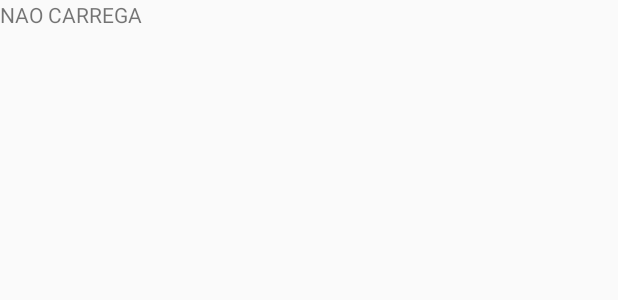
After one commit to Badajaz/ActivityGO, an Android app: the layout fragment_run_estatistics.xml on its own in the app's theme, with its tools: preview values and no code run, on a phone screen of 412 x 824 dp. The commit adds this screen. Shown: the top 300 px of the screen. Run offline under Robolectric (Android 15) with nearby library versions, the phone set to English and light mode, and no system bars.

Commit message:
tentativa de resolução do problema de nao carregar a pagina
ele passa a mensagem se verificarem pelo toast que está na RunEstatisticsFragment.O problema é quando ele faz setText não está a conseguir fazer não sei pq.A unica maneira que estou a ver seria fazer na própria página

```diff
--- a/androidProjects - copia/app/src/main/java/com/example/android/activitygo/MenuPrincipal.java
+++ b/androidProjects - copia/app/src/main/java/com/example/android/activitygo/MenuPrincipal.java
@@ -53,6 +53,7 @@ public class MenuPrincipal extends AppCompatActivity {
                             ftra.replace(R.id.fragment_container,  SelectedFragment);
                             ftra.commit();
                             break;
+
                     }
                     FragmentManager fm = getFragmentManager();
                     FragmentTransaction ft = fm.beginTransaction();
--- a/androidProjects - copia/app/src/main/res/layout/fragment_run.xml
+++ b/androidProjects - copia/app/src/main/res/layout/fragment_run.xml
@@ -137,7 +137,6 @@
         android:layout_alignParentEnd="true"
         android:layout_marginTop="29dp"
         android:layout_marginEnd="16dp"
-        android:onClick="showRunStats"
         android:text="+"
 
         android:textAlignment="center"
--- /dev/null
+++ b/androidProjects - copia/app/src/main/res/layout/fragment_run_estatistics.xml
@@ -0,0 +1,16 @@
+<?xml version="1.0" encoding="utf-8"?>
+<FrameLayout xmlns:android="http://schemas.android.com/apk/res/android"
+    xmlns:tools="http://schemas.android.com/tools"
+    android:layout_width="match_parent"
+    android:layout_height="match_parent"
+    tools:context=".RunEstatisticsFragment">
+
+    <!-- TODO: Update blank fragment layout -->
+
+    <TextView
+        android:id="@+id/duracaoEst"
+        android:layout_width="wrap_content"
+        android:layout_height="wrap_content"
+        android:text="NAO CARREGA" />
+
+</FrameLayout>
```
Also changed, not shown: androidProjects - copia/app/src/main/java/com/example/android/activitygo/RunEstatisticsFragment.java (added, +41 -0 lines), androidProjects - copia/app/src/main/java/com/example/android/activitygo/RunFragment.java (+31 -13 lines).
